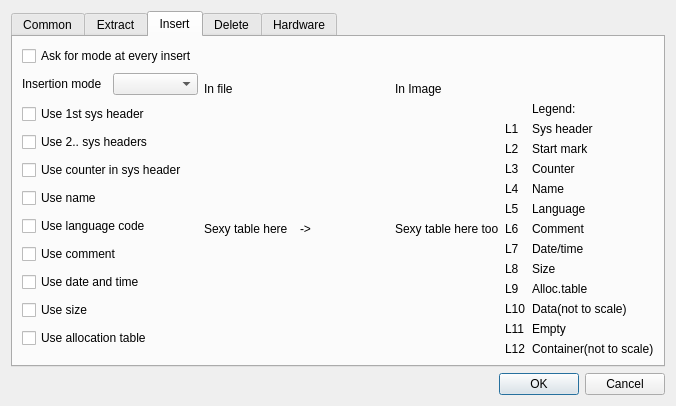
Qt form setupwindow.ui (hitomi2500/ss-save-parser) before a commit.
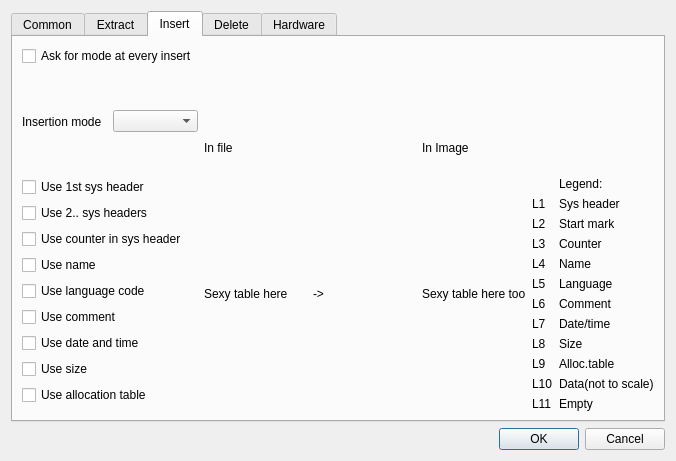
The same form after that commit. The open tabs and pages were chosen to show the change.

Commit message: Container stuff removed (for now). MC+/AR messages updated.

What changed in the file:
```diff
--- a/setupwindow.ui
+++ b/setupwindow.ui
@@ -7,7 +7,7 @@
     <x>0</x>
     <y>0</y>
     <width>676</width>
-    <height>402</height>
+    <height>461</height>
    </rect>
   </property>
   <property name="windowTitle">
@@ -607,20 +607,6 @@
            </property>
           </widget>
          </item>
-         <item row="12" column="0">
-          <widget class="QLabel" name="label_Insert_L12">
-           <property name="text">
-            <string>L12</string>
-           </property>
-          </widget>
-         </item>
-         <item row="12" column="1">
-          <widget class="QLabel" name="label_21">
-           <property name="text">
-            <string>Container(not to scale)</string>
-           </property>
-          </widget>
-         </item>
         </layout>
        </item>
        <item row="6" column="4">
```
Left out of the diff: 162 changed lines with no effect on the pictures. The commit also changes 8 other files.
